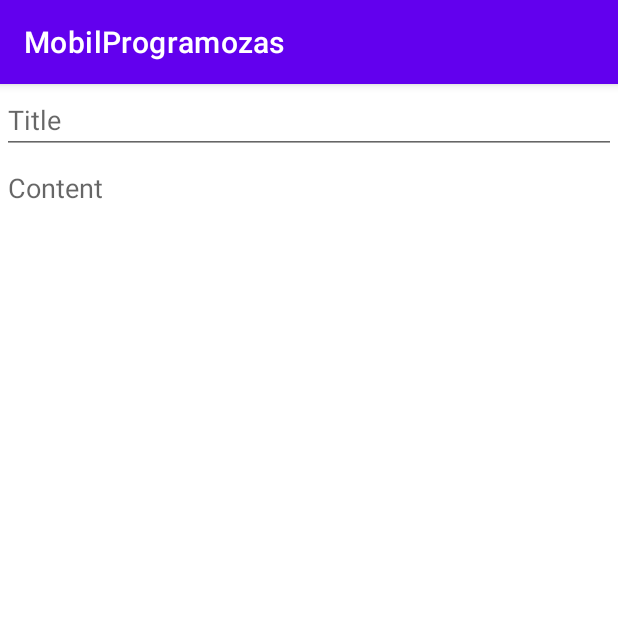
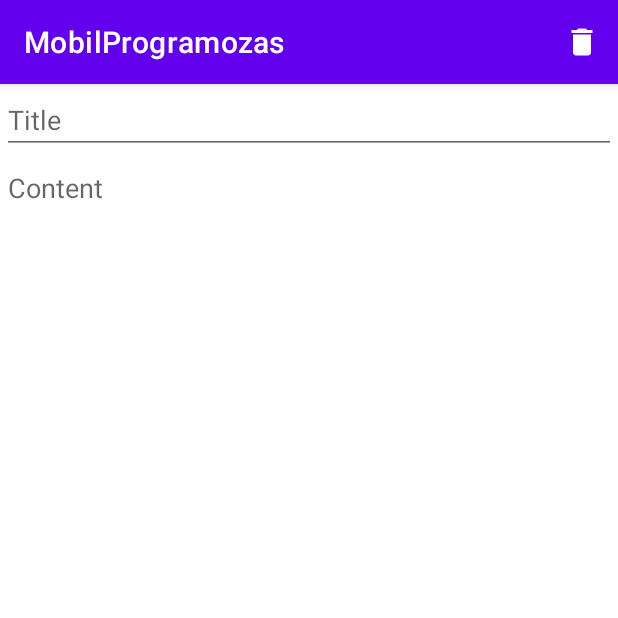
Before and after one commit to postam95/MobilProgramozas, an Android app: the NoteFragment screen opened through its navigation route, on a phone screen of 412 x 824 dp, the top half of it. Run offline under Robolectric (Android 15) with nearby library versions, the phone set to English and light mode, and no system bars; our stand-ins replace Room's generated code.

Commit message:
Delete function

```diff
--- a/app/src/main/java/hu/postamario/mobilprogramozas/framework/NoteViewModel.kt
+++ b/app/src/main/java/hu/postamario/mobilprogramozas/framework/NoteViewModel.kt
@@ -41,4 +41,12 @@ class NoteViewModel(application: Application): AndroidViewModel(application)
             currentNote.postValue(note)
         }
     }
+
+    fun deleteNote(note: Note)  {
+        coroutineScope.launch {
+            useCases.removeNote(note)
+            saved.postValue(true)
+        }
+    }
+
 }
--- a/app/src/main/java/hu/postamario/mobilprogramozas/presentation/NoteFragment.kt
+++ b/app/src/main/java/hu/postamario/mobilprogramozas/presentation/NoteFragment.kt
@@ -2,13 +2,12 @@ package hu.postamario.mobilprogramozas.presentation
 
 import android.content.Context.INPUT_METHOD_SERVICE
 import android.os.Bundle
+import android.view.*
 import androidx.fragment.app.Fragment
-import android.view.LayoutInflater
-import android.view.View
-import android.view.ViewGroup
 import android.view.inputmethod.InputMethodManager
 import android.widget.TextView
 import android.widget.Toast
+import androidx.appcompat.app.AlertDialog
 import androidx.lifecycle.Observer
 import androidx.lifecycle.ViewModelProvider
 import androidx.lifecycle.ViewModelProviders
@@ -23,6 +22,11 @@ class NoteFragment : Fragment() {
     private var noteId = 0L
     private lateinit var viewModel: NoteViewModel
     private var currentNote = Note("", "", 0L, 0L)
+
+    override fun onCreate(savedInstanceState: Bundle?) {
+        super.onCreate(savedInstanceState)
+        setHasOptionsMenu(true)
+    }
 
     override fun onCreateView(
         inflater: LayoutInflater, container: ViewGroup?,
@@ -87,4 +91,21 @@ class NoteFragment : Fragment() {
         val imm = context?.getSystemService(INPUT_METHOD_SERVICE) as InputMethodManager
         imm.hideSoftInputFromWindow(titleView.windowToken, 0)
     }
+
+    override fun onCreateOptionsMenu(menu: Menu, inflater: MenuInflater) {
+        inflater.inflate(R.menu.note_menu, menu)
+        super.onCreateOptionsMenu(menu, inflater)
+    }
+
+    override fun onOptionsItemSelected(item: MenuItem): Boolean {
+        when(item.itemId)   {
+            R.id.deleteNote -> {
+                if (context != null && noteId != 0L)    {
+                    viewModel.deleteNote(currentNote)
+                }
+            }
+        }
+        return true
+    }
+
 }
--- /dev/null
+++ b/app/src/main/res/drawable/ic_delete.xml
@@ -0,0 +1,10 @@
+<vector xmlns:android="http://schemas.android.com/apk/res/android"
+    android:width="24dp"
+    android:height="24dp"
+    android:viewportWidth="24"
+    android:viewportHeight="24"
+    android:tint="?attr/colorControlNormal">
+  <path
+      android:fillColor="@android:color/white"
+      android:pathData="M6,19c0,1.1 0.9,2 2,2h8c1.1,0 2,-0.9 2,-2V7H6v12zM19,4h-3.5l-1,-1h-5l-1,1H5v2h14V4z"/>
+</vector>
--- /dev/null
+++ b/app/src/main/res/menu/note_menu.xml
@@ -0,0 +1,9 @@
+<?xml version="1.0" encoding="utf-8"?>
+<menu xmlns:android="http://schemas.android.com/apk/res/android"
+    xmlns:app="http://schemas.android.com/apk/res-auto">
+    <item
+        android:id="@+id/deleteNote"
+        android:icon="@drawable/ic_delete"
+        app:showAsAction="always"
+        android:title="Delete note"/>
+</menu>
```
